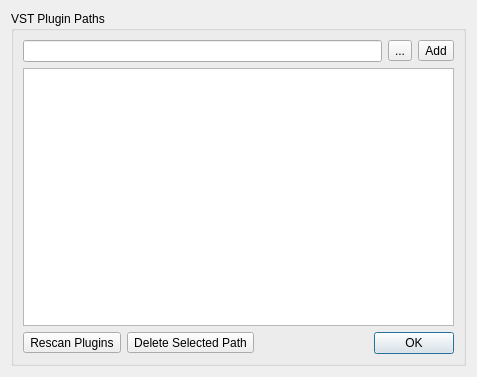
Qt form Qt/qt4_vst_paths_widget.ui (kmatheussen/radium) before a commit.
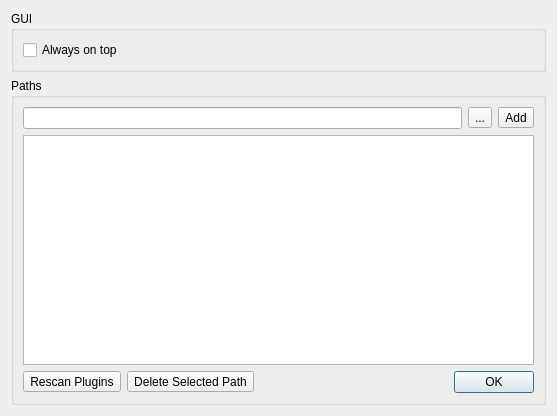
The same form after that commit.

Commit message: Add option to show vst gui on top (is/was on, but now its possible to turn off)

```diff
--- a/Qt/qt4_vst_paths_widget.ui
+++ b/Qt/qt4_vst_paths_widget.ui
@@ -6,8 +6,8 @@
    <rect>
     <x>0</x>
     <y>0</y>
-    <width>477</width>
-    <height>377</height>
+    <width>557</width>
+    <height>416</height>
    </rect>
   </property>
   <property name="sizePolicy">
@@ -20,16 +20,16 @@
    <string>Form</string>
   </property>
   <layout class="QGridLayout" name="gridLayout">
-   <item row="0" column="0">
+   <item row="1" column="0">
     <widget class="QGroupBox" name="groupBox">
      <property name="title">
-      <string>VST Plugin Paths</string>
+      <string>Paths</string>
      </property>
      <layout class="QVBoxLayout" name="verticalLayout">
       <item>
        <layout class="QHBoxLayout" name="horizontalLayout" stretch="0,0,0">
         <property name="spacing">
-         <number>-1</number>
+         <number>6</number>
         </property>
         <item>
          <widget class="QLineEdit" name="path_edit"/>
@@ -94,6 +94,22 @@
      </layout>
     </widget>
    </item>
+   <item row="0" column="0">
+    <widget class="QGroupBox" name="groupBox_2">
+     <property name="title">
+      <string>GUI</string>
+     </property>
+     <layout class="QVBoxLayout" name="verticalLayout_2">
+      <item>
+       <widget class="QCheckBox" name="always_on_top">
+        <property name="text">
+         <string>Always on top</string>
+        </property>
+       </widget>
+      </item>
+     </layout>
+    </widget>
+   </item>
   </layout>
  </widget>
  <resources/>
```
The commit also changes 7 other files.
